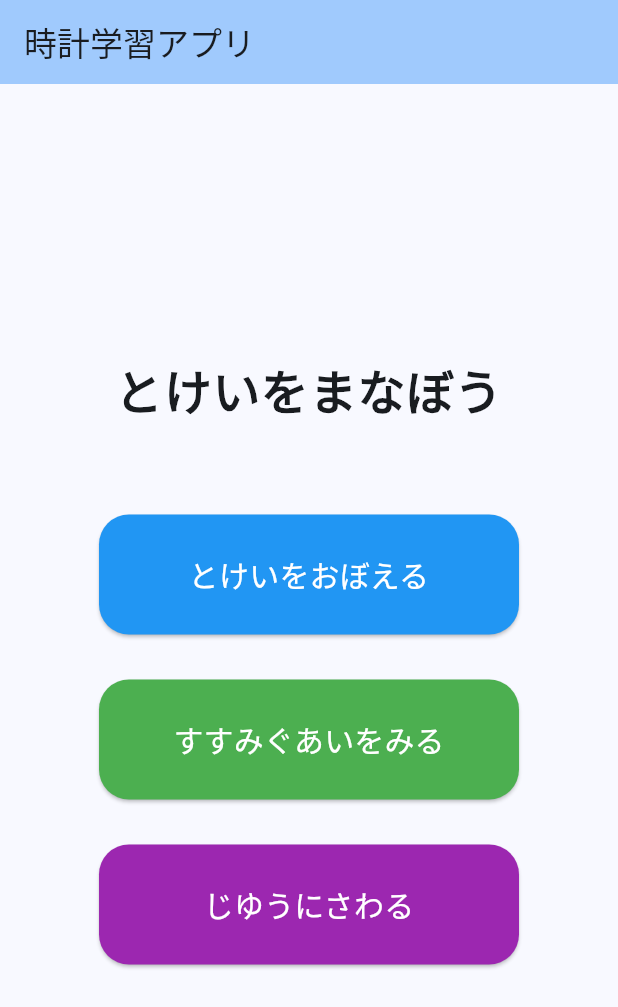
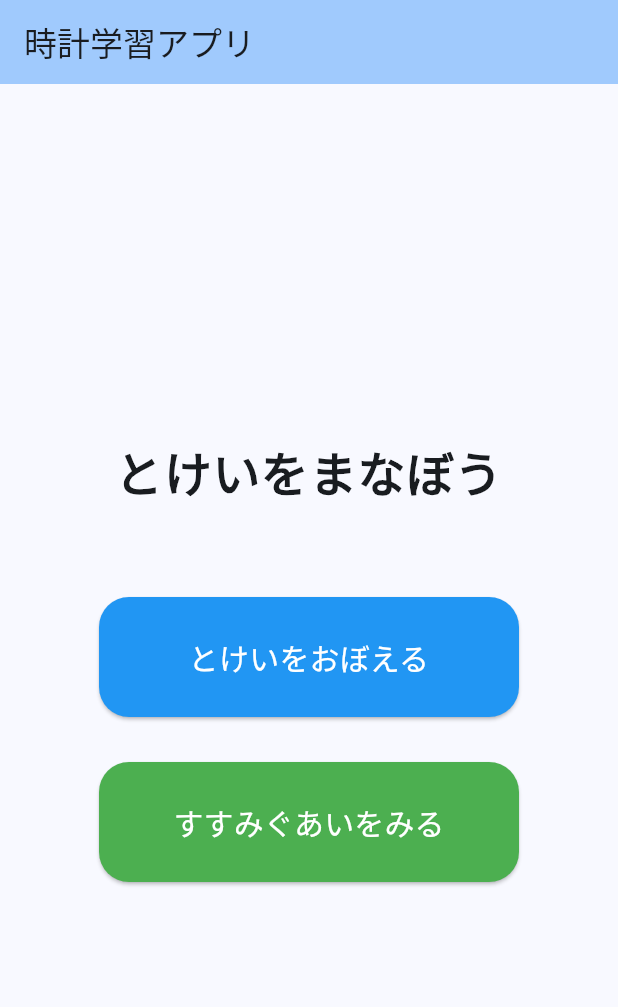
Before and after one commit to star1120eto/clock_learning, a Flutter app: the screen it shows after launch, on a phone screen of 412 x 824 dp. Shown: the top 1007 px of the screen. Run offline on Flutter 3.47's test engine with Material 3 defaults, Android fonts, the phone set to English and light mode, and no system bars; our stand-ins replace audioplayers, shared_preferences.

Commit message:
fix: コンパイルエラーの解消・もういちどナビゲーション修正
- home_screen: 未存在のfree_play_screen.dartのimportとじゆうにさわるボタンを削除
- result_screen: もういちどボタンをNavigator.pushReplacementで新GameScreenへ遷移するよう修正

Co-Authored-By: Claude Sonnet 4.6 <noreply@anthropic.com>

```diff
--- a/lib/screens/home_screen.dart
+++ b/lib/screens/home_screen.dart
@@ -1,5 +1,4 @@
 import 'package:flutter/material.dart';
-import 'package:clock_learning/screens/free_play_screen.dart';
 import 'package:clock_learning/screens/level_select_screen.dart';
 import 'package:clock_learning/screens/progress_screen.dart';
 
@@ -80,33 +79,6 @@ class HomeScreen extends StatelessWidget {
                 ),
               ),
             ),
-            const SizedBox(height: 30),
-            // じゆうにさわるボタン
-            SizedBox(
-              width: 280,
-              height: 80,
-              child: ElevatedButton(
-                onPressed: () {
-                  Navigator.push(
-                    context,
-                    MaterialPageRoute(
-                      builder: (_) => const FreePlayScreen(),
-                    ),
-                  );
-                },
-                style: ElevatedButton.styleFrom(
-                  backgroundColor: Colors.purple,
-                  foregroundColor: Colors.white,
-                  shape: RoundedRectangleBorder(
-                    borderRadius: BorderRadius.circular(20),
-                  ),
-                ),
-                child: const Text(
-                  'じゆうにさわる',
-                  style: TextStyle(fontSize: 20),
-                ),
-              ),
-            ),
           ],
         ),
       ),
```
Also changed, not shown: lib/screens/result_screen.dart (+7 -2 lines).
